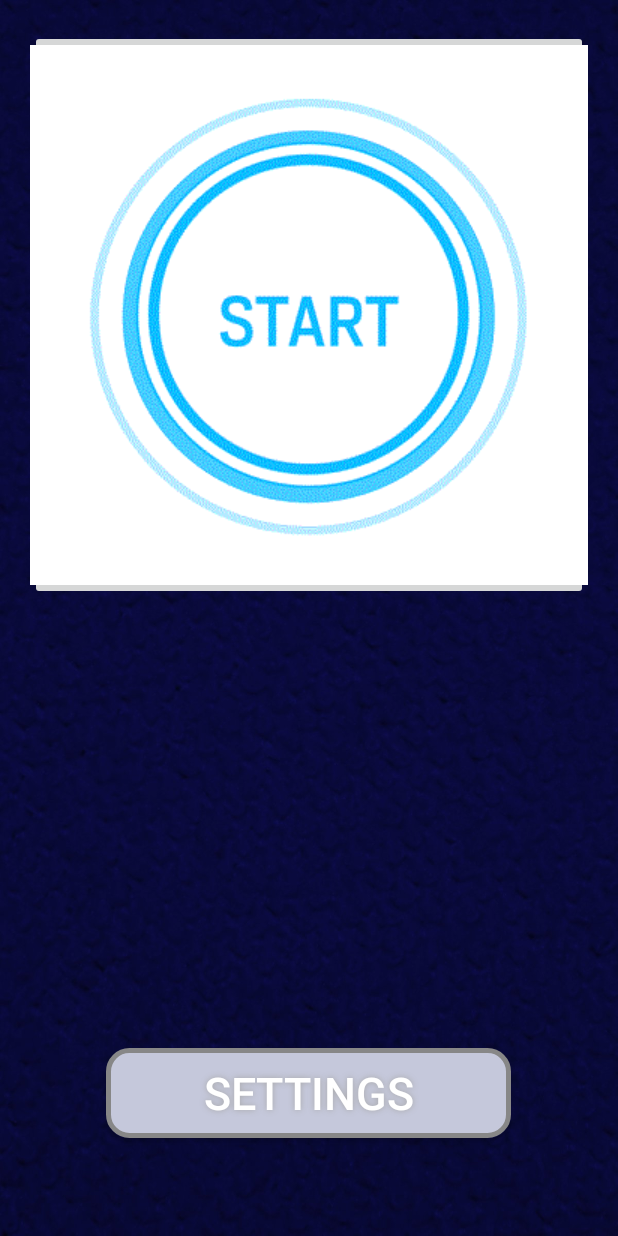
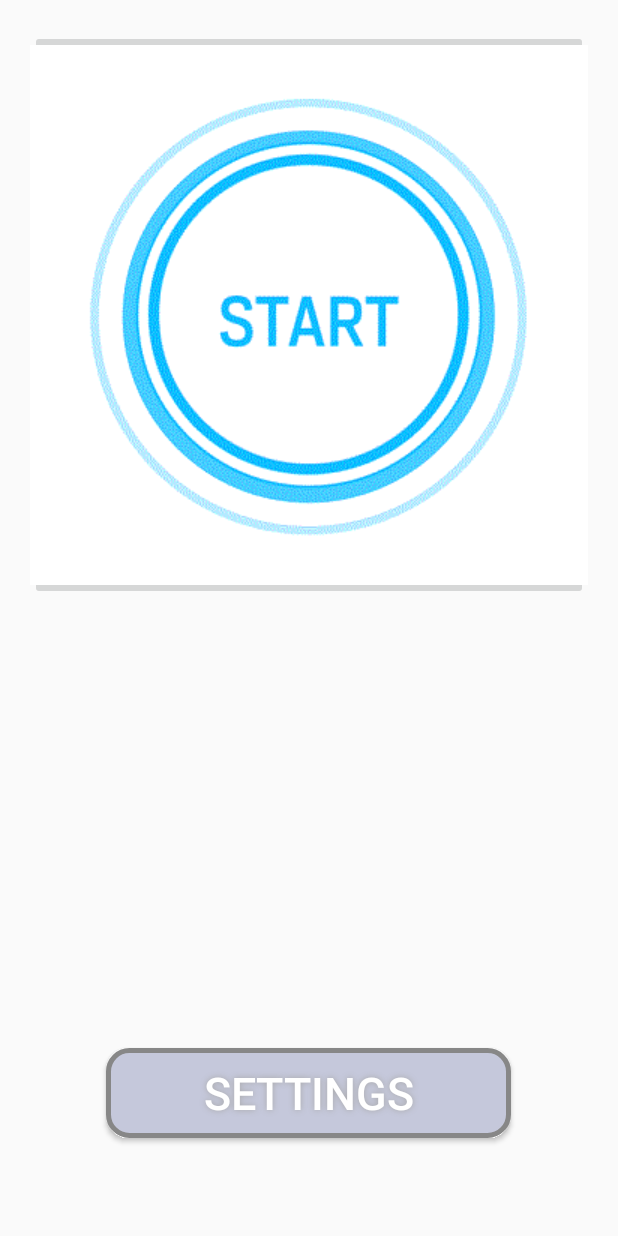
Before and after one commit to jrsilva24/SafetyTracker, an Android app: the screen it shows after launch (Home), on a phone screen of 412 x 824 dp. Run offline under Robolectric (Android 15) with nearby library versions, the phone set to English and light mode, and no system bars.

Commit message:
Removed reference to background image

```diff
--- a/app/src/main/res/layout/activity_home.xml
+++ b/app/src/main/res/layout/activity_home.xml
@@ -3,14 +3,13 @@
     android:layout_width="match_parent"
     android:layout_height="match_parent">
 
-
+    <!-- android:src="@drawable/images" -->
     <ImageView
         android:layout_width="match_parent"
         android:layout_height="match_parent"
         android:layout_centerInParent="true"
         android:scaleType="centerCrop"
         android:id="@+id/imageView"
-        android:src="@drawable/images"
         android:layout_alignParentTop="true"
         android:layout_centerHorizontal="true" />
     <Button
--- a/app/src/main/res/layout/tracker.xml
+++ b/app/src/main/res/layout/tracker.xml
@@ -11,7 +11,6 @@
         android:layout_centerInParent="true"
         android:scaleType="centerCrop"
         android:id="@+id/imageView"
-        android:src="@drawable/images"
         android:layout_alignParentTop="true"
         android:layout_centerHorizontal="true" />
     <Button
```
